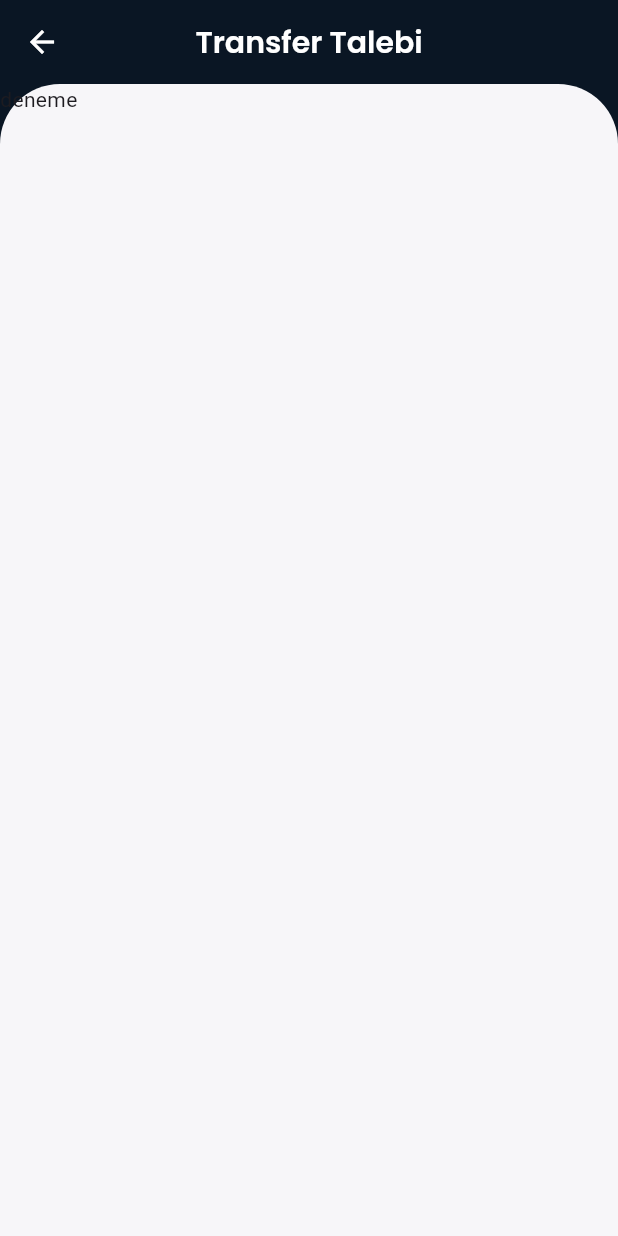
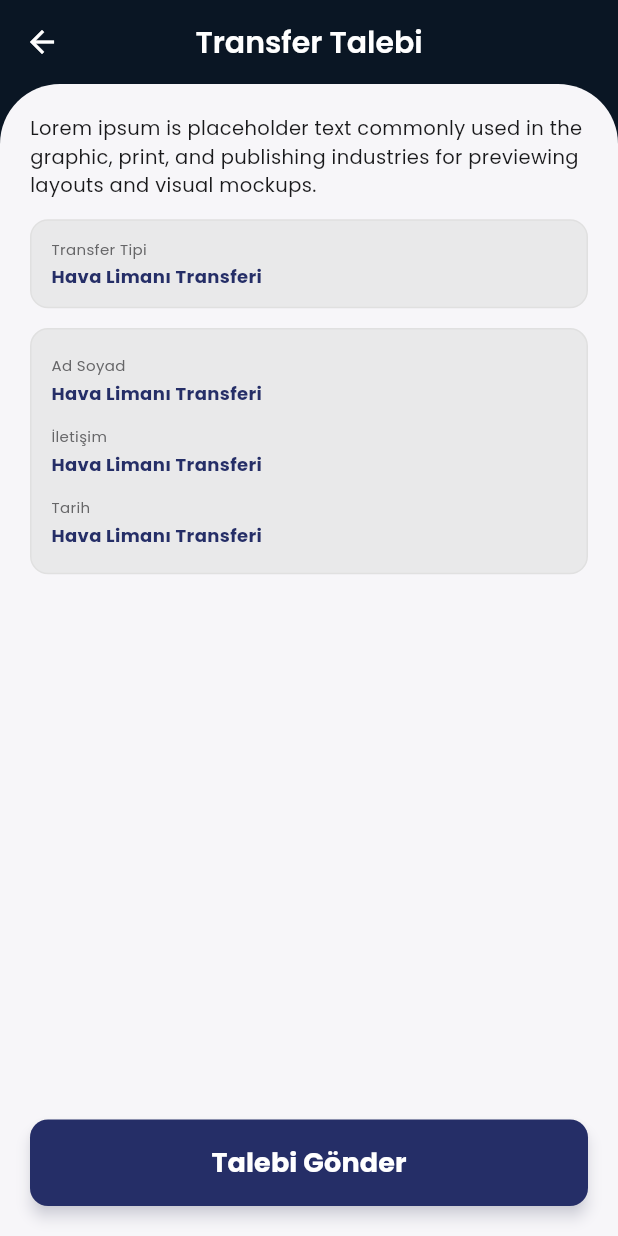
Before and after one commit to burhancabiroglu/transportation-client-system, a Flutter app: the TransferRequestScreen screen opened directly, on a phone screen of 412 x 824 dp. Run offline on Flutter 3.47's test engine with Material 3 defaults, Android fonts, the phone set to English and light mode, and no system bars; our stand-ins replace cloud_firestore, firebase_auth, firebase_core, flutter_bloc, flutter_form_builder, flutter_svg and 11 more; missing offline and left inert: random_avatar; accounts and stored records are empty.

Commit message:
talep oluşturma sayfası tamamlandı

```diff
--- a/lib/src/core/localization/turkish_localization.dart
+++ b/lib/src/core/localization/turkish_localization.dart
@@ -16,6 +16,8 @@ class TurkishLocalization extends CoreLocalization {
 
 
     LocalizationKeys.Transfer_Request_Title: "Transfer Talebi",
+    LocalizationKeys.Transfer_Request_Send: "Talebi Gönder",
+
     LocalizationKeys.Transfer_Title: "Transferler",
 
     LocalizationKeys.Airport_Transfer_Title: "Havaliman\u0131 Transferleri",
--- a/lib/src/core/theme/app_theme.dart
+++ b/lib/src/core/theme/app_theme.dart
@@ -39,5 +39,5 @@ extension BabiAppThemeExtensions on CoreTheme {
       border: focusedBorder(),
       suffixIcon: suffixIcon
     );
+  }
 }
-}
--- a/lib/src/ui/screens/transfers/request/transfer_request_screen.dart
+++ b/lib/src/ui/screens/transfers/request/transfer_request_screen.dart
@@ -1,7 +1,11 @@
 import 'package:babiconsultancy/src/core/base/core_stateless_widget.dart';
 import 'package:babiconsultancy/src/core/localization/localization_keys.dart';
+import 'package:babiconsultancy/src/core/window/window_extension.dart';
+import 'package:babiconsultancy/src/ui/widgets/buttons/primary.dart';
 import 'package:babiconsultancy/src/ui/widgets/layouts/app_bar.dart';
 import 'package:babiconsultancy/src/ui/widgets/layouts/rounded_body.dart';
+import 'package:babiconsultancy/src/ui/widgets/textfields/immutable_multi_line_text_field%20.dart';
+import 'package:babiconsultancy/src/ui/widgets/textfields/immutable_text_field.dart';
 import 'package:flutter/material.dart';
 
 class TransferRequestScreen extends CoreStatelessWidget {
@@ -20,8 +24,26 @@ class TransferRequestScreen extends CoreStatelessWidget {
           ),
           body: RoundedBody(
             child: Container(
+              padding: const EdgeInsets.all(20),
+              width: double.infinity,
               height: double.infinity,
-              child: Text("deneme"),
+              child: Column(
+                children: [
+                  Text(
+                    LocalizationKeys.lorem,
+                    style: theme.textStyle.footnote02,
+                  ),
+                  SizedBox(height: 16.h),
+                  const ImmutableTextField(),
+                  SizedBox(height: 16.h),
+                  const ImmutableMultiLineTextField(),
+                  const Spacer(),
+                  PrimaryButton(
+                    text: localization.of(LocalizationKeys.Transfer_Request_Send),
+                    onClick: (){},
+                  )
+                ],
+              )
             )
           ),
       ),
--- /dev/null
+++ b/lib/src/ui/widgets/textfields/immutable_multi_line_text_field .dart
@@ -0,0 +1,80 @@
+import 'package:babiconsultancy/src/core/base/core_stateless_widget.dart';
+import 'package:babiconsultancy/src/core/window/window_extension.dart';
+import 'package:babiconsultancy/src/core/window/window_guide.dart';
+import 'package:flutter/material.dart';
+
+class ImmutableMultiLineTextField extends CoreStatelessWidget {
+  const ImmutableMultiLineTextField({super.key});
+
+  @override
+  Widget build(BuildContext context) {
+    return Container(
+      width: double.infinity,
+      padding: EdgeInsets.symmetric(horizontal: 16.w,vertical: WindowDefaults.verticalPadding),
+      decoration: BoxDecoration(
+        color: theme.colorScheme.disabled.withOpacity(0.6),
+        border: Border.all(color: theme.colorScheme.disabled),
+        borderRadius: BorderRadius.circular(12)
+      ),
+      child: Column(
+        crossAxisAlignment: CrossAxisAlignment.start,
+        mainAxisAlignment: MainAxisAlignment.center,
+        children: [
+          Column(
+            crossAxisAlignment: CrossAxisAlignment.start,
+            mainAxisAlignment: MainAxisAlignment.center,
+            children: [
+              Text(
+                "Ad Soyad",
+                style: theme.textStyle.caption02
+                    .copyWith(color: theme.colorScheme.textSecondary),
+              ),
+              SizedBox(height: 4.h),
+              Text(
+                "Hava Limanı Transferi",
+                style: theme.textStyle.footnote01
+                    .copyWith(color: theme.colorScheme.primary),
+              ),
+            ],
+          ),
+          SizedBox(height: 16.h),
+          Column(
+            crossAxisAlignment: CrossAxisAlignment.start,
+            mainAxisAlignment: MainAxisAlignment.center,
+            children: [
+              Text(
+                "İletişim",
+                style: theme.textStyle.caption02
+                    .copyWith(color: theme.colorScheme.textSecondary),
+              ),
+              SizedBox(height: 4.h),
+              Text(
+                "Hava Limanı Transferi",
+                style: theme.textStyle.footnote01
+                    .copyWith(color: theme.colorScheme.primary),
+              ),
+            ],
+          ),
+          SizedBox(height: 16.h),
+          Column(
+            crossAxisAlignment: CrossAxisAlignment.start,
+            mainAxisAlignment: MainAxisAlignment.center,
+            children: [
+              Text(
+                "Tarih",
+                style: theme.textStyle.caption02
+                    .copyWith(color: theme.colorScheme.textSecondary),
+              ),
+              SizedBox(height: 4.h),
+              Text(
+                "Hava Limanı Transferi",
+                style: theme.textStyle.footnote01
+                    .copyWith(color: theme.colorScheme.primary),
+              ),
+            ],
+          ),
+        ],
+      ),
+    );
+  }
+}
--- /dev/null
+++ b/lib/src/ui/widgets/textfields/immutable_text_field.dart
@@ -0,0 +1,38 @@
+import 'package:babiconsultancy/src/core/base/core_stateless_widget.dart';
+import 'package:babiconsultancy/src/core/window/window_extension.dart';
+import 'package:flutter/material.dart';
+
+class ImmutableTextField extends CoreStatelessWidget {
+  const ImmutableTextField({super.key});
+
+  @override
+  Widget build(BuildContext context) {
+    return Container(
+      height: 72.h,
+      width: double.infinity,
+      padding: EdgeInsets.symmetric(horizontal: 16.w),
+      decoration: BoxDecoration(
+        color: theme.colorScheme.disabled.withOpacity(0.6),
+        border: Border.all(color: theme.colorScheme.disabled),
+        borderRadius: BorderRadius.circular(12)
+      ),
+      child: Column(
+        crossAxisAlignment: CrossAxisAlignment.start,
+        mainAxisAlignment: MainAxisAlignment.center,
+        children: [
+          Text(
+            "Transfer Tipi",
+            style: theme.textStyle.caption02
+                .copyWith(color: theme.colorScheme.textSecondary),
+          ),
+          SizedBox(height: 4.h),
+          Text(
+            "Hava Limanı Transferi",
+            style: theme.textStyle.footnote01
+                .copyWith(color: theme.colorScheme.primary),
+          ),
+        ],
+      ),
+    );
+  }
+}
--- a/lib/src/ui/widgets/textfields/primary_text_field.dart
+++ /dev/null
@@ -1,20 +0,0 @@
-import 'package:babiconsultancy/src/core/base/core_stateless_widget.dart';
-import 'package:flutter/material.dart';
-
-class PrimaryTextField extends CoreStatelessWidget {
-  const PrimaryTextField({super.key});
-
-  @override
-  Widget build(BuildContext context) {
-    return Container(
-      child: const TextField(
-          textAlignVertical: TextAlignVertical.center,
-          decoration: InputDecoration(
-            prefixIcon: Icon(Icons.person_outline),
-            border: InputBorder.none,
-            hintText: "Full name",
-        )
-      ),
-    );
-  }
-}
```
